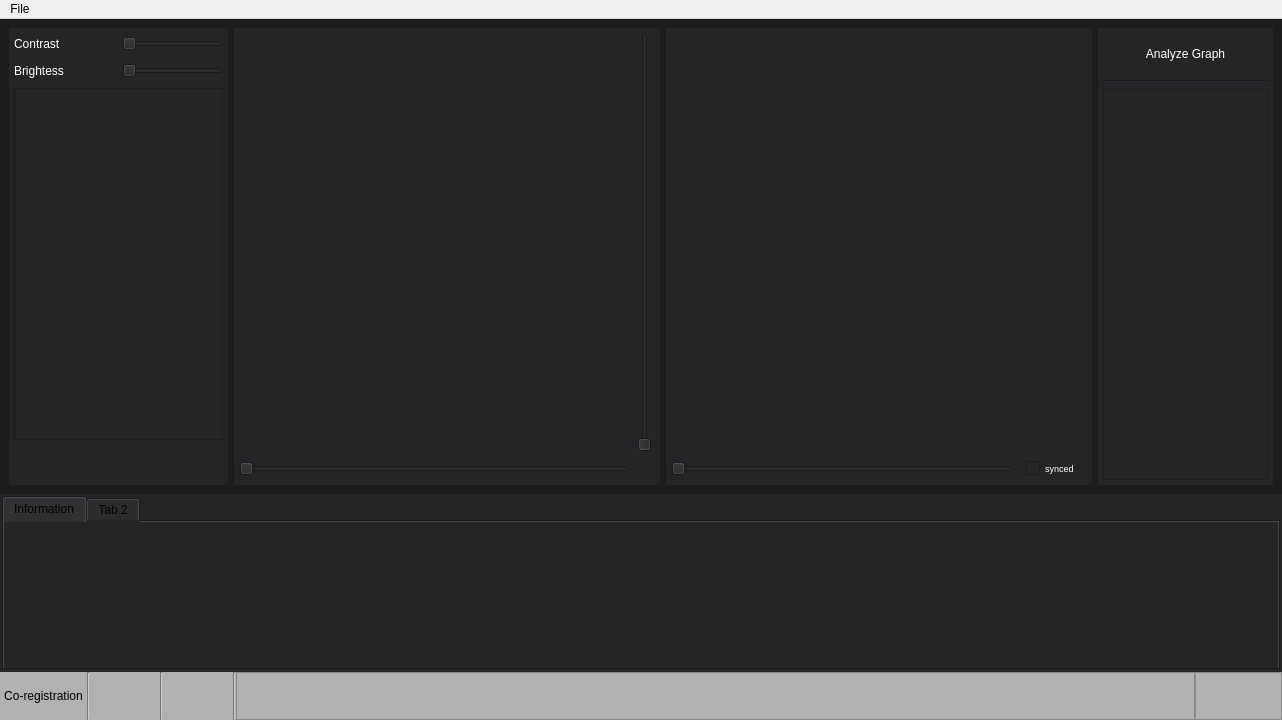
Qt form software_1/qt.ui/main.ui (MarcioCamposJr/EasyqMR) before a commit.
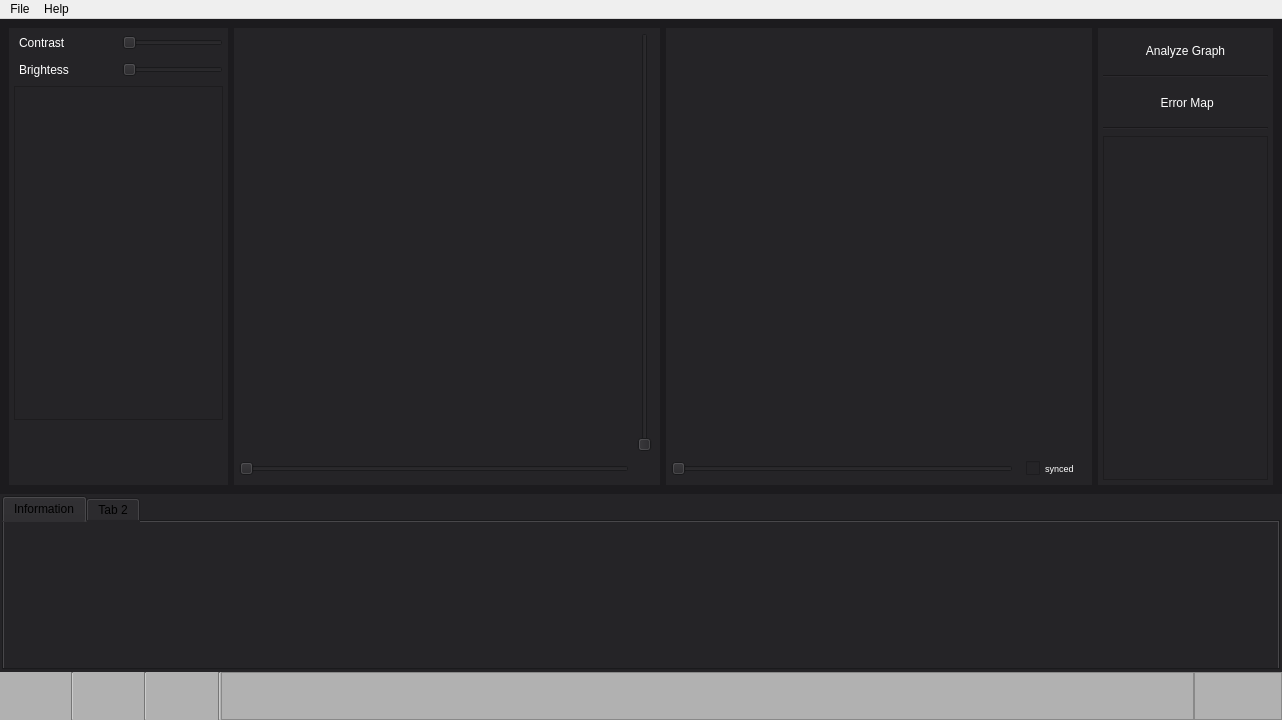
The same form after that commit. Icons and pictures are not drawn.

```diff
--- a/software_1/qt.ui/main.ui
+++ b/software_1/qt.ui/main.ui
@@ -97,7 +97,7 @@
              </sizepolicy>
             </property>
             <property name="styleSheet">
-             <string notr="true">color:white</string>
+             <string notr="true">color:white ; padding: 2px</string>
             </property>
             <property name="text">
              <string>Contrast</string>
@@ -117,6 +117,22 @@
             </property>
            </widget>
           </item>
+          <item row="4" column="1">
+           <widget class="QLabel" name="showxcoor">
+            <property name="layoutDirection">
+             <enum>Qt::LeftToRight</enum>
+            </property>
+            <property name="styleSheet">
+             <string notr="true">color:white</string>
+            </property>
+            <property name="text">
+             <string/>
+            </property>
+            <property name="alignment">
+             <set>Qt::AlignRight|Qt::AlignTrailing|Qt::AlignVCenter</set>
+            </property>
+           </widget>
+          </item>
           <item row="1" column="0">
            <widget class="QLabel" name="label_2">
             <property name="sizePolicy">
@@ -126,7 +142,7 @@
              </sizepolicy>
             </property>
             <property name="styleSheet">
-             <string notr="true">color:white</string>
+             <string notr="true">color:white; padding: 2px</string>
             </property>
             <property name="text">
              <string>Brightess</string>
@@ -141,6 +157,9 @@
               <verstretch>2</verstretch>
              </sizepolicy>
             </property>
+            <property name="styleSheet">
+             <string notr="true"/>
+            </property>
             <property name="maximum">
              <number>10</number>
             </property>
@@ -155,23 +174,7 @@
             </property>
            </widget>
           </item>
-          <item row="3" column="1">
-           <widget class="QLabel" name="showxcoor">
-            <property name="layoutDirection">
-             <enum>Qt::LeftToRight</enum>
-            </property>
-            <property name="styleSheet">
-             <string notr="true">color:white</string>
-            </property>
-            <property name="text">
-             <string/>
-            </property>
-            <property name="alignment">
-             <set>Qt::AlignRight|Qt::AlignTrailing|Qt::AlignVCenter</set>
-            </property>
-           </widget>
-          </item>
-          <item row="4" column="1">
+          <item row="6" column="1">
            <widget class="QLabel" name="showycoor">
             <property name="layoutDirection">
              <enum>Qt::LeftToRight</enum>
@@ -187,6 +190,22 @@
             </property>
            </widget>
           </item>
+          <item row="3" column="1">
+           <widget class="QLabel" name="intensity">
+            <property name="layoutDirection">
+             <enum>Qt::LeftToRight</enum>
+            </property>
+            <property name="styleSheet">
+             <string notr="true">color: white</string>
+            </property>
+            <property name="text">
+             <string/>
+            </property>
+            <property name="alignment">
+             <set>Qt::AlignRight|Qt::AlignTrailing|Qt::AlignVCenter</set>
+            </property>
+           </widget>
+          </item>
          </layout>
         </widget>
        </item>
@@ -374,6 +393,16 @@
             <property name="text">
              <string>Analyze Graph</string>
             </property>
+            <property name="icon">
+             <iconset>
+              <normaloff>C:/Users/marci/OneDrive/Desktop/EasyqMRI/software_1/Docs/icon/AnalyzeGraph.png</normaloff>C:/Users/marci/OneDrive/Desktop/EasyqMRI/software_1/Docs/icon/AnalyzeGraph.png</iconset>
+            </property>
+            <property name="iconSize">
+             <size>
+              <width>36</width>
+              <height>36</height>
+             </size>
+            </property>
             <property name="checkable">
              <bool>true</bool>
             </property>
@@ -392,6 +421,48 @@
             </property>
            </widget>
           </item>
+          <item>
+           <widget class="QPushButton" name="pushButton">
+            <property name="sizePolicy">
+             <sizepolicy hsizetype="Preferred" vsizetype="Preferred">
+              <horstretch>16</horstretch>
+              <verstretch>4</verstretch>
+             </sizepolicy>
+            </property>
+            <property name="styleSheet">
+             <string notr="true">color:white</string>
+            </property>
+            <property name="text">
+             <string> Error Map</string>
+            </property>
+            <property name="icon">
+             <iconset>
+              <normaloff>C:/Users/marci/OneDrive/Desktop/EasyqMRI/software_1/Docs/icon/ErrorMap.png</normaloff>C:/Users/marci/OneDrive/Desktop/EasyqMRI/software_1/Docs/icon/ErrorMap.png</iconset>
+            </property>
+            <property name="iconSize">
+             <size>
+              <width>32</width>
+              <height>36</height>
+             </size>
+            </property>
+            <property name="checkable">
+             <bool>true</bool>
+            </property>
+            <property name="flat">
+             <bool>true</bool>
+            </property>
+           </widget>
+          </item>
+          <item>
+           <widget class="Line" name="line_5">
+            <property name="acceptDrops">
+             <bool>true</bool>
+            </property>
+            <property name="orientation">
+             <enum>Qt::Horizontal</enum>
+            </property>
+           </widget>
+          </item>
           <item>
            <widget class="QFrame" name="frame_4">
             <property name="sizePolicy">
@@ -494,7 +565,17 @@
           </sizepolicy>
          </property>
          <property name="text">
-          <string>Co-registration</string>
+          <string/>
+         </property>
+         <property name="icon">
+          <iconset>
+           <normaloff>C:/Users/marci/OneDrive/Desktop/EasyqMRI/software_1/Docs/icon/Coregister.png</normaloff>C:/Users/marci/OneDrive/Desktop/EasyqMRI/software_1/Docs/icon/Coregister.png</iconset>
+         </property>
+         <property name="iconSize">
+          <size>
+           <width>38</width>
+           <height>38</height>
+          </size>
          </property>
          <property name="flat">
           <bool>true</bool>
@@ -525,8 +606,8 @@
          </property>
          <property name="iconSize">
           <size>
-           <width>33</width>
-           <height>34</height>
+           <width>35</width>
+           <height>35</height>
           </size>
          </property>
          <property name="flat">
@@ -610,6 +691,54 @@
          <property name="frameShadow">
           <enum>QFrame::Raised</enum>
          </property>
+         <layout class="QHBoxLayout" name="horizontalLayout_4">
+          <property name="spacing">
+           <number>0</number>
+          </property>
+          <property name="leftMargin">
+           <number>0</number>
+          </property>
+          <property name="topMargin">
+           <number>2</number>
+          </property>
+          <property name="rightMargin">
+           <number>5</number>
+          </property>
+          <property name="bottomMargin">
+           <number>2</number>
+          </property>
+          <item>
+           <widget class="QLabel" name="label_3">
+            <property name="sizePolicy">
+             <sizepolicy hsizetype="Preferred" vsizetype="Preferred">
+              <horstretch>0</horstretch>
+              <verstretch>0</verstretch>
+             </sizepolicy>
+            </property>
+            <property name="maximumSize">
+             <size>
+              <width>85</width>
+              <height>45</height>
+             </size>
+            </property>
+            <property name="text">
+             <string/>
+            </property>
+            <property name="pixmap">
+             <pixmap>C:/Users/marci/OneDrive/Desktop/EasyqMRI/software_1/Docs/icon/Logo InBrain.png</pixmap>
+            </property>
+            <property name="scaledContents">
+             <bool>true</bool>
+            </property>
+            <property name="wordWrap">
+             <bool>false</bool>
+            </property>
+            <property name="openExternalLinks">
+             <bool>false</bool>
+            </property>
+           </widget>
+          </item>
+         </layout>
         </widget>
        </item>
       </layout>
@@ -641,8 +770,17 @@
     <addaction name="menuOpen_MRI"/>
     <addaction name="actionImport"/>
     <addaction name="actionExport"/>
+    <addaction name="separator"/>
+    <addaction name="test"/>
+   </widget>
+   <widget class="QMenu" name="menuAbout">
+    <property name="title">
+     <string>Help</string>
+    </property>
+    <addaction name="actionAbout"/>
    </widget>
    <addaction name="menuFile"/>
+   <addaction name="menuAbout"/>
   </widget>
   <action name="OpenDicom">
    <property name="text">
@@ -669,6 +807,16 @@
     <string>Analyze</string>
    </property>
   </action>
+  <action name="test">
+   <property name="text">
+    <string>Test</string>
+   </property>
+  </action>
+  <action name="actionAbout">
+   <property name="text">
+    <string>About</string>
+   </property>
+  </action>
  </widget>
  <resources/>
  <connections/>
```
